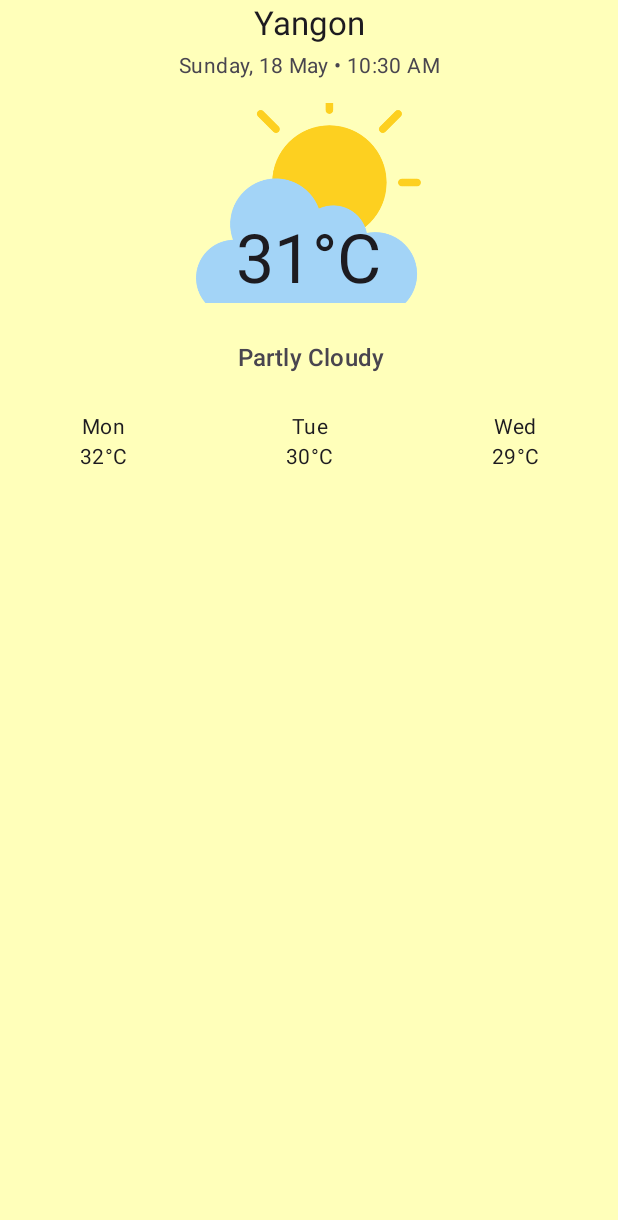
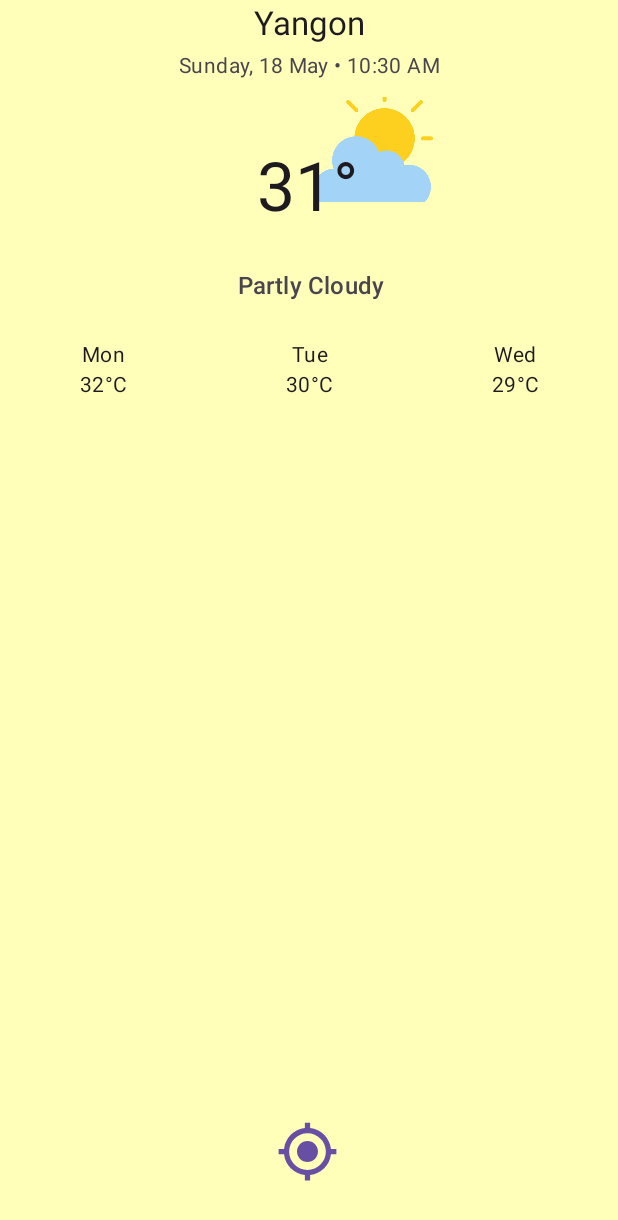
Before and after one commit to ThThit/WeatherApp_THT, an Android app: the screen it shows after launch (MainActivity), on a phone screen of 412 x 824 dp. Shown: the top 1220 px of the screen. Run offline under Robolectric (Android 15) with nearby library versions, the phone set to English and light mode, and no system bars.

Commit message:
Requested location permissions📍

```diff
--- /dev/null
+++ b/app/src/main/res/drawable/ic_my_location.xml
@@ -0,0 +1,5 @@
+<vector xmlns:android="http://schemas.android.com/apk/res/android" android:height="24dp" android:tint="#000000" android:viewportHeight="24" android:viewportWidth="24" android:width="24dp">
+
+    <path android:fillColor="@android:color/white" android:pathData="M12,8c-2.21,0 -4,1.79 -4,4s1.79,4 4,4 4,-1.79 4,-4 -1.79,-4 -4,-4zM20.94,11c-0.46,-4.17 -3.77,-7.48 -7.94,-7.94L13,1h-2v2.06C6.83,3.52 3.52,6.83 3.06,11L1,11v2h2.06c0.46,4.17 3.77,7.48 7.94,7.94L11,23h2v-2.06c4.17,-0.46 7.48,-3.77 7.94,-7.94L23,13v-2h-2.06zM12,19c-3.87,0 -7,-3.13 -7,-7s3.13,-7 7,-7 7,3.13 7,7 -3.13,7 -7,7z"/>
+
+</vector>
--- a/app/src/main/res/layout/activity_main.xml
+++ b/app/src/main/res/layout/activity_main.xml
@@ -43,12 +43,12 @@
 
     <ImageView
         android:id="@+id/imageView"
-        android:layout_width="150dp"
-        android:layout_height="133dp"
-        android:layout_marginTop="16dp"
+        android:layout_width="79dp"
+        android:layout_height="70dp"
+        android:layout_marginTop="12dp"
         android:scaleType="centerCrop"
         app:layout_constraintEnd_toEndOf="parent"
-        app:layout_constraintHorizontal_bias="0.498"
+        app:layout_constraintHorizontal_bias="0.63"
         app:layout_constraintStart_toStartOf="parent"
         app:layout_constraintTop_toBottomOf="@id/dateTimeText"
         app:srcCompat="@drawable/cloudy" />
@@ -57,8 +57,8 @@
         android:id="@+id/temperatureText"
         android:layout_width="wrap_content"
         android:layout_height="wrap_content"
-        android:layout_marginTop="88dp"
-        android:text="31°C"
+        android:layout_marginTop="40dp"
+        android:text="31°"
         android:textAppearance="@style/TextAppearance.Material3.DisplayMedium"
         android:textColor="?android:textColorPrimary"
         app:layout_constraintEnd_toEndOf="parent"
@@ -126,7 +126,19 @@
 
     </androidx.constraintlayout.widget.ConstraintLayout>
 
-
+    <!--   get location-->
+    <Button
+        android:id="@+id/btnLocation"
+        style="@style/Widget.Material3.Button.IconButton"
+        android:layout_width="72dp"
+        android:layout_height="72dp"
+        android:layout_marginBottom="20dp"
+        app:icon="@drawable/ic_my_location"
+        app:iconSize="42dp"
+        app:layout_constraintBottom_toBottomOf="parent"
+        app:layout_constraintEnd_toEndOf="parent"
+        app:layout_constraintHorizontal_bias="0.5"
+        app:layout_constraintStart_toStartOf="parent" />
 
 
 </androidx.constraintlayout.widget.ConstraintLayout>
```
Also changed, not shown: app/src/main/AndroidManifest.xml (+6 -1 lines), app/src/main/java/com/project/weatherapp_tht/MainActivity.kt (+65 -0 lines).
